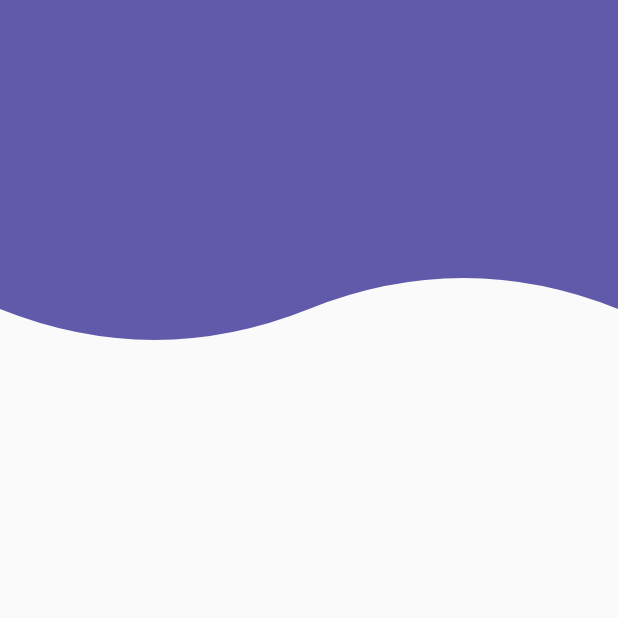
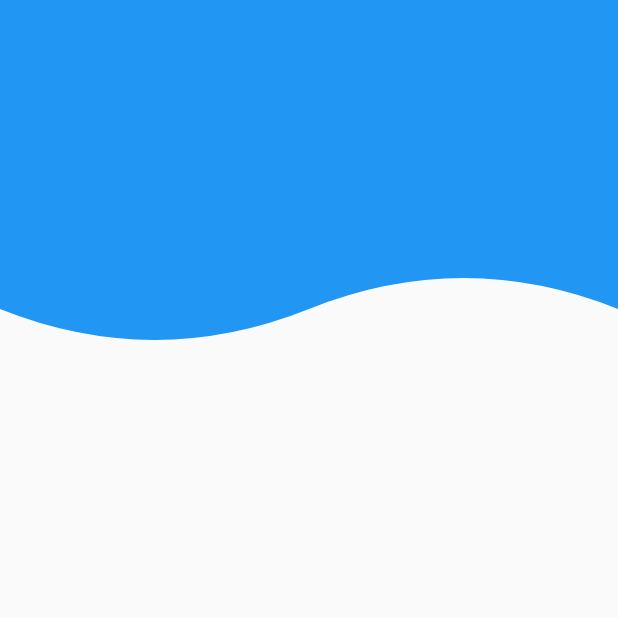
Before and after one commit to pedromolesp/flutter-disenos-profesionales, a Flutter app: the HeadersPage screen opened directly, on a phone screen of 412 x 824 dp, the top half of it. Run offline on Flutter 3.47's test engine with Material 2 defaults, Android fonts, the phone set to English and light mode, and no system bars; our stand-ins replace animate_do, flutter_svg, font_awesome_flutter.

Commit message:
flutter clases  136

```diff
--- a/lib/src/pages/headers_page.dart
+++ b/lib/src/pages/headers_page.dart
@@ -1,13 +1,15 @@
+import 'package:disenos/src/theme/theme.dart';
 import 'package:disenos/src/widgets/headers.dart';
 import 'package:flutter/material.dart';
-
+import 'package:provider/provider.dart';
 
 class HeadersPage extends StatelessWidget {
-
   @override
   Widget build(BuildContext context) {
+    final appTheme = Provider.of<ThemeChanger>(context).currentTheme;
     return Scaffold(
-      body: HeaderWave()
-    );
+        body: HeaderWave(
+      color: appTheme.accentColor,
+    ));
   }
 }
--- a/lib/src/pages/pinterest_page.dart
+++ b/lib/src/pages/pinterest_page.dart
@@ -1,3 +1,4 @@
+import 'package:disenos/src/theme/theme.dart';
 import 'package:disenos/src/widgets/pinterest_menu.dart';
 import 'package:flutter/material.dart';
 import 'package:flutter_staggered_grid_view/flutter_staggered_grid_view.dart';
@@ -28,11 +29,13 @@ class _PinterestMenuLocation extends StatelessWidget {
   @override
   Widget build(BuildContext context) {
     final mostrar = Provider.of<_MenuModel>(context).mostrar;
+    final appTheme = Provider.of<ThemeChanger>(context).currentTheme;
     return Positioned(
       bottom: 30,
       child: PinterestMenu(
         mostrar: mostrar,
-
+        backgroundColor: appTheme.scaffoldBackgroundColor,
+        activeColor: appTheme.accentColor,
         items: [
           PinterestButton(
               icon: Icons.pie_chart,
--- a/lib/src/routes/routes.dart
+++ b/lib/src/routes/routes.dart
@@ -1,4 +1,5 @@
 import 'package:disenos/src/pages/emergency_page.dart';
+import 'package:disenos/src/pages/graficas_circulares_page.dart';
 import 'package:disenos/src/pages/headers_page.dart';
 import 'package:disenos/src/pages/pinterest_page.dart';
 import 'package:disenos/src/pages/slideshow_page.dart';
@@ -11,6 +12,7 @@ final pageRoutes = <_Route>[
   _Route(FontAwesomeIcons.ambulance, "Emergencia", EmergencyPage()),
   _Route(FontAwesomeIcons.peopleCarry, "Encabezados", HeadersPage()),
   _Route(FontAwesomeIcons.circleNotch, "Cuadro animado", CuadradoAnimadoPage()),
+  _Route(FontAwesomeIcons.circle, "Progresos", GraficasCircularesPage()),
   _Route(FontAwesomeIcons.pinterest, "Pinterest", PinterestPage()),
 ];
 
--- a/lib/src/widgets/headers.dart
+++ b/lib/src/widgets/headers.dart
@@ -185,25 +185,29 @@ class _HeaderCurvoPainter extends CustomPainter {
 }
 
 class HeaderWave extends StatelessWidget {
+  final Color color;
+  HeaderWave({@required this.color});
   @override
   Widget build(BuildContext context) {
     return Container(
       height: double.infinity,
       width: double.infinity,
       child: CustomPaint(
-        painter: _HeaderWavePainter(),
+        painter: _HeaderWavePainter(this.color),
       ),
     );
   }
 }
 
 class _HeaderWavePainter extends CustomPainter {
+  final Color color;
+  _HeaderWavePainter(this.color);
   @override
   void paint(Canvas canvas, Size size) {
     final lapiz = new Paint();
 
     // Propiedades
-    lapiz.color = Color(0xff615AAB);
+    lapiz.color = color;
     lapiz.style = PaintingStyle.fill; // .fill .stroke
     lapiz.strokeWidth = 20;
 
```
Also changed, not shown: lib/src/pages/graficas_circulares_page.dart (+7 -4 lines).
